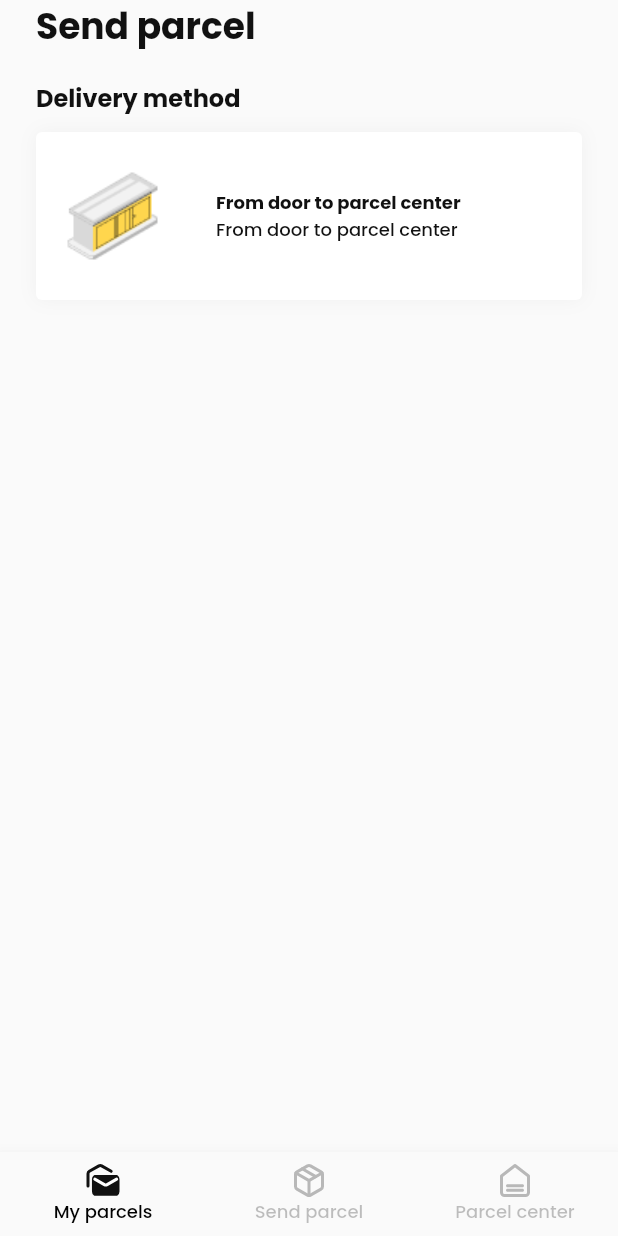
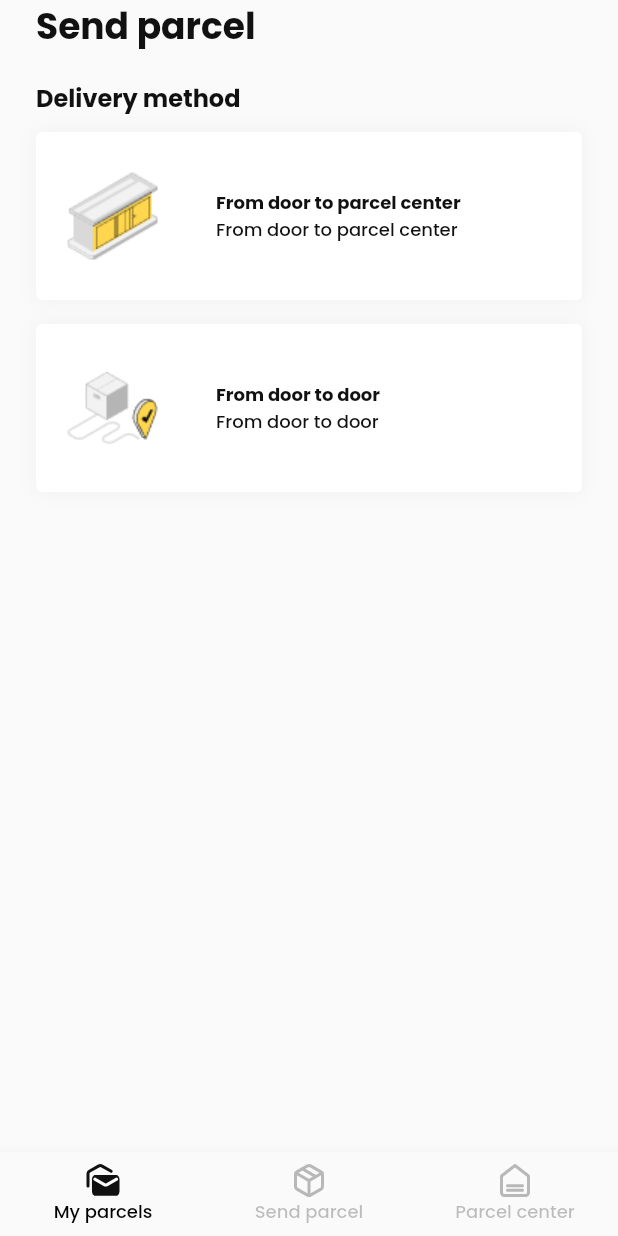
Before and after one commit to deevarindu/parcel_shipping_courier, a Flutter app: the screen it shows after launch, on a phone screen of 412 x 824 dp. Run offline on Flutter 3.47's test engine with Material 2 defaults, Android fonts, the phone set to English and light mode, and no system bars; our stand-ins replace flutter_svg, google_fonts.

Commit message:
fix my_parcel_delivery_method.dart text style

```diff
--- a/lib/ui/screens/send_parcel_detail_screen.dart
+++ b/lib/ui/screens/send_parcel_detail_screen.dart
@@ -31,9 +31,15 @@ class _SendParcelDetailScreenState extends State<SendParcelDetailScreen> {
               height: 11,
             ),
             const MyParcelDeliveryMethod(
-                parcelDeliveryMethod: 'From door to parcel center',
-                parcelDeliveryDuration: '1 - 2 days',
-                parcelDeliveryImage: 'assets/images/img_door_to_parcel.png'),
+              parcelDeliveryMethod: 'From door to parcel center',
+              parcelDeliveryDuration: '1 - 2 days',
+              parcelDeliveryImage: 'assets/images/img_door_to_parcel.png',
+            ),
+            const MyParcelDeliveryMethod(
+              parcelDeliveryMethod: 'From door to door',
+              parcelDeliveryDuration: '2 - 3 days',
+              parcelDeliveryImage: 'assets/images/img_door_to_door.png',
+            ),
           ],
         ),
       ),
--- a/lib/ui/widgets/my_parcel_delivery_method.dart
+++ b/lib/ui/widgets/my_parcel_delivery_method.dart
@@ -106,7 +106,7 @@ class _MyParcelDeliveryMethodState extends State<MyParcelDeliveryMethod> {
               ),
               Text(
                 'Name',
-                style: Theme.of(context).textTheme.headline5,
+                style: Theme.of(context).textTheme.headline6,
               ),
             ],
           ),
@@ -123,7 +123,7 @@ class _MyParcelDeliveryMethodState extends State<MyParcelDeliveryMethod> {
               ),
               Text(
                 'Email',
-                style: Theme.of(context).textTheme.headline5,
+                style: Theme.of(context).textTheme.headline6,
               ),
             ],
           ),
@@ -140,7 +140,7 @@ class _MyParcelDeliveryMethodState extends State<MyParcelDeliveryMethod> {
               ),
               Text(
                 'Phone number',
-                style: Theme.of(context).textTheme.headline5,
+                style: Theme.of(context).textTheme.headline6,
               ),
             ],
           ),
@@ -157,7 +157,7 @@ class _MyParcelDeliveryMethodState extends State<MyParcelDeliveryMethod> {
               ),
               Text(
                 'Address',
-                style: Theme.of(context).textTheme.headline5,
+                style: Theme.of(context).textTheme.headline6,
               ),
             ],
           ),
```
